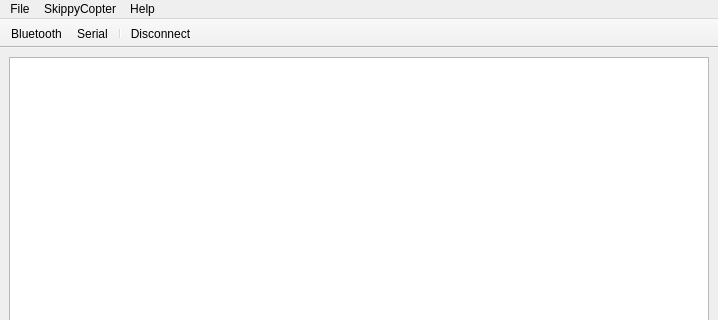
The window that software/SkippyMonitor/ui/MainUI.ui (strnk/skippycopter) describes before a commit, drawn with Qt 5; both pictures show x 0 to 718 and y 0 to 320 of the 718 by 528 pixel window.
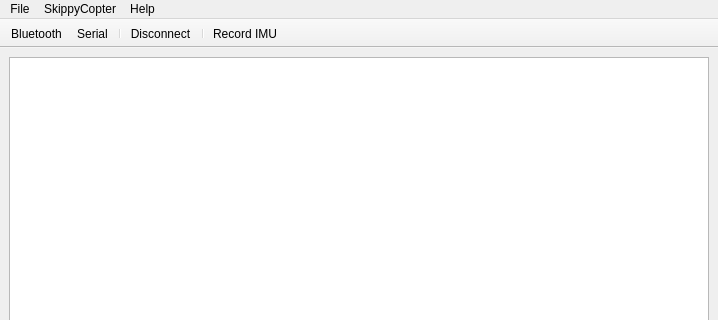
The same window after the commit. Icons and pictures are not drawn.

```diff
--- a/software/SkippyMonitor/ui/MainUI.ui
+++ b/software/SkippyMonitor/ui/MainUI.ui
@@ -120,6 +120,8 @@
    <addaction name="actionSerial"/>
    <addaction name="separator"/>
    <addaction name="actionDisconnect"/>
+   <addaction name="separator"/>
+   <addaction name="actionRecord_IMU"/>
   </widget>
   <action name="actionAbout">
    <property name="text">
@@ -186,6 +188,15 @@
     <string>Disconnect</string>
    </property>
   </action>
+  <action name="actionRecord_IMU">
+   <property name="icon">
+    <iconset resource="Resources.qrc">
+     <normaloff>:/icon/tango-32x32/actions/media-record.png</normaloff>:/icon/tango-32x32/actions/media-record.png</iconset>
+   </property>
+   <property name="text">
+    <string>Record IMU</string>
+   </property>
+  </action>
  </widget>
  <resources>
   <include location="Resources.qrc"/>
```
Left out of the diff: 7 changed lines with no effect on the pictures.
